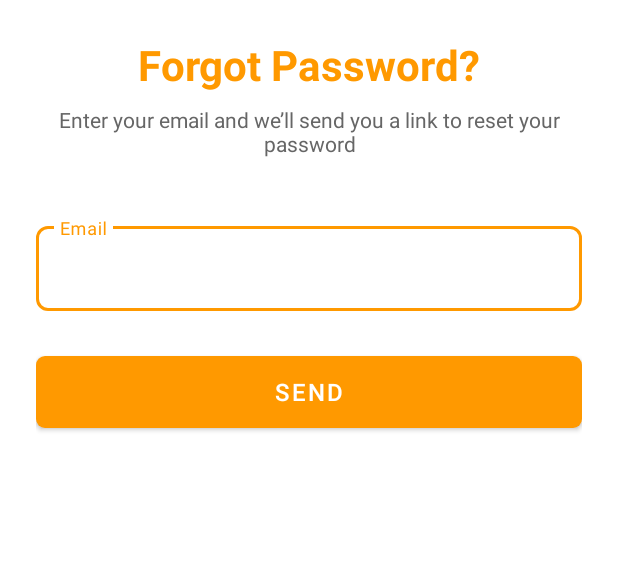
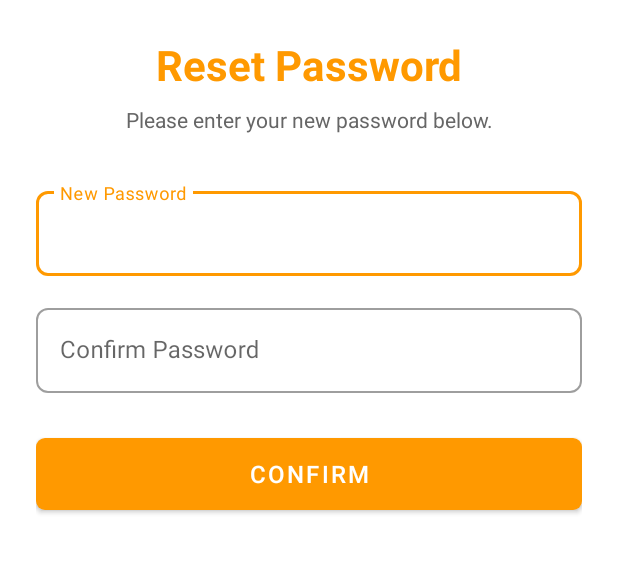
Before and after one commit to kzi-nastava/mrs-team18-FleetForge, an Android app: the ForgotPasswordActivity screen opened directly, with no data from a screen before it, after a tap on "SEND", on a phone screen of 412 x 824 dp, the part 276-850 px from its top. Run offline under Robolectric (Android 15) with nearby library versions, the phone set to English and light mode, and no system bars.

Commit message:
feat(mobile): Add ResetPasswordActivity

```diff
--- a/mobile/app/src/main/AndroidManifest.xml
+++ b/mobile/app/src/main/AndroidManifest.xml
@@ -10,6 +10,9 @@
         android:supportsRtl="true"
         android:theme="@style/Theme.FleetForge"
         tools:targetApi="31">
+        <activity
+            android:name=".ResetPasswordActivity"
+            android:exported="false" />
         <activity
             android:name=".ForgotPasswordActivity"
             android:exported="false" />
--- a/mobile/app/src/main/java/com/ognjen/fleetforge/ForgotPasswordActivity.java
+++ b/mobile/app/src/main/java/com/ognjen/fleetforge/ForgotPasswordActivity.java
@@ -1,16 +1,14 @@
 package com.ognjen.fleetforge;
 
+import android.content.Intent;
 import android.os.Bundle;
-import android.widget.Toast;
 
 import androidx.appcompat.app.AppCompatActivity;
 
 import com.google.android.material.button.MaterialButton;
-import com.google.android.material.textfield.TextInputEditText;
 
 public class ForgotPasswordActivity extends AppCompatActivity {
 
-    private TextInputEditText etEmail;
     private MaterialButton btnSend;
 
     @Override
@@ -23,14 +21,13 @@ public class ForgotPasswordActivity extends AppCompatActivity {
     }
 
     private void initViews() {
-        etEmail = findViewById(R.id.et_email);
         btnSend = findViewById(R.id.btn_send);
     }
 
     private void setupListeners() {
         btnSend.setOnClickListener(v -> {
-            String email = etEmail.getText() != null ? etEmail.getText().toString() : "";
-            Toast.makeText(this, "Reset link sent to " + email, Toast.LENGTH_SHORT).show();
+            Intent intent = new Intent(ForgotPasswordActivity.this, ResetPasswordActivity.class);
+            startActivity(intent);
         });
     }
 }
--- a/mobile/app/src/main/java/com/ognjen/fleetforge/LoginActivity.java
+++ b/mobile/app/src/main/java/com/ognjen/fleetforge/LoginActivity.java
@@ -5,14 +5,10 @@ import android.os.Bundle;
 import android.widget.TextView;
 import androidx.appcompat.app.AppCompatActivity;
 import com.google.android.material.button.MaterialButton;
-import com.google.android.material.textfield.TextInputEditText;
 
 public class LoginActivity extends AppCompatActivity {
 
-    private TextInputEditText etEmail;
-    private TextInputEditText etPassword;
     private MaterialButton btnLogin;
-    private TextView tvRegister;
     private TextView tvForgotPassword;
 
     @Override
@@ -25,10 +21,7 @@ public class LoginActivity extends AppCompatActivity {
     }
 
     private void initViews() {
-        etEmail = findViewById(R.id.et_email);
-        etPassword = findViewById(R.id.et_password);
         btnLogin = findViewById(R.id.btn_login);
-        tvRegister = findViewById(R.id.tv_register);
         tvForgotPassword = findViewById(R.id.tv_forgot_password);
     }
 
--- /dev/null
+++ b/mobile/app/src/main/java/com/ognjen/fleetforge/ResetPasswordActivity.java
@@ -0,0 +1,56 @@
+package com.ognjen.fleetforge;
+
+import android.content.Intent;
+import android.os.Bundle;
+import android.widget.Toast;
+
+import androidx.appcompat.app.AppCompatActivity;
+
+import com.google.android.material.button.MaterialButton;
+import com.google.android.material.textfield.TextInputEditText;
+
+public class ResetPasswordActivity extends AppCompatActivity {
+
+    private TextInputEditText etNewPassword;
+    private TextInputEditText etConfirmPassword;
+    private MaterialButton btnConfirm;
+
+    @Override
+    protected void onCreate(Bundle savedInstanceState) {
+        super.onCreate(savedInstanceState);
+        setContentView(R.layout.activity_reset_password);
+
+        initViews();
+        setupListeners();
+    }
+
+    private void initViews() {
+        etNewPassword = findViewById(R.id.et_new_password);
+        etConfirmPassword = findViewById(R.id.et_confirm_password);
+        btnConfirm = findViewById(R.id.btn_confirm);
+    }
+
+    private void setupListeners() {
+        btnConfirm.setOnClickListener(v -> {
+            String newPassword = etNewPassword.getText() != null
+                    ? etNewPassword.getText().toString()
+                    : "";
+            String confirmPassword = etConfirmPassword.getText() != null
+                    ? etConfirmPassword.getText().toString()
+                    : "";
+
+            if (!newPassword.equals(confirmPassword)) {
+                Toast.makeText(this, "Passwords do not match", Toast.LENGTH_SHORT).show();
+                return;
+            }
+
+            Toast.makeText(this, "Password reset successful", Toast.LENGTH_SHORT).show();
+
+            Intent intent = new Intent(ResetPasswordActivity.this, LoginActivity.class);
+            intent.addFlags(Intent.FLAG_ACTIVITY_NEW_TASK | Intent.FLAG_ACTIVITY_CLEAR_TASK);
+            startActivity(intent);
+            finish();
+        });
+    }
+
+}
--- /dev/null
+++ b/mobile/app/src/main/res/layout/activity_reset_password.xml
@@ -0,0 +1,119 @@
+<?xml version="1.0" encoding="utf-8"?>
+<ScrollView xmlns:android="http://schemas.android.com/apk/res/android"
+    xmlns:app="http://schemas.android.com/apk/res-auto"
+    android:layout_width="match_parent"
+    android:layout_height="match_parent">
+
+    <androidx.constraintlayout.widget.ConstraintLayout
+        android:layout_width="match_parent"
+        android:layout_height="wrap_content"
+        android:padding="24dp">
+
+        <!-- Logo -->
+        <ImageView
+            android:id="@+id/iv_logo"
+            android:layout_width="120dp"
+            android:layout_height="120dp"
+            android:layout_marginTop="40dp"
+            android:contentDescription="@string/app_logo"
+            android:src="@drawable/logo"
+            app:layout_constraintTop_toTopOf="parent"
+            app:layout_constraintStart_toStartOf="parent"
+            app:layout_constraintEnd_toEndOf="parent" />
+
+
+        <!-- Title -->
+        <TextView
+            android:id="@+id/tv_title"
+            android:layout_width="wrap_content"
+            android:layout_height="wrap_content"
+            android:text="@string/reset_password"
+            android:textSize="28sp"
+            android:textStyle="bold"
+            android:textColor="@color/colorPrimary"
+            android:layout_marginTop="24dp"
+            app:layout_constraintTop_toBottomOf="@id/iv_logo"
+            app:layout_constraintStart_toStartOf="parent"
+            app:layout_constraintEnd_toEndOf="parent" />
+
+        <!-- Subtitle -->
+        <TextView
+            android:id="@+id/tv_subtitle"
+            android:layout_width="0dp"
+            android:layout_height="wrap_content"
+            android:text="@string/please_enter_your_new_password_below"
+            android:textSize="14sp"
+            android:textColor="?android:attr/textColorSecondary"
+            android:layout_marginTop="8dp"
+            android:gravity="center"
+            app:layout_constraintTop_toBottomOf="@id/tv_title"
+            app:layout_constraintStart_toStartOf="parent"
+            app:layout_constraintEnd_toEndOf="parent" />
+
+
+        <!-- New Password -->
+        <com.google.android.material.textfield.TextInputLayout
+            android:id="@+id/til_new_password"
+            android:layout_width="0dp"
+            android:layout_height="wrap_content"
+            android:layout_marginTop="60dp"
+            style="@style/Widget.MaterialComponents.TextInputLayout.OutlinedBox"
+            app:boxCornerRadiusTopStart="8dp"
+            app:boxCornerRadiusTopEnd="8dp"
+            app:boxCornerRadiusBottomStart="8dp"
+            app:boxCornerRadiusBottomEnd="8dp"
+            app:layout_constraintTop_toBottomOf="@id/tv_title"
+            app:layout_constraintStart_toStartOf="parent"
+            app:layout_constraintEnd_toEndOf="parent">
+
+            <com.google.android.material.textfield.TextInputEditText
+                android:id="@+id/et_new_password"
+                android:layout_width="match_parent"
+                android:layout_height="wrap_content"
+                android:hint="@string/new_password"
+                android:inputType="textPassword"
+                android:maxLines="1" />
+        </com.google.android.material.textfield.TextInputLayout>
+
+        <!-- Confirm Password -->
+        <com.google.android.material.textfield.TextInputLayout
+            android:id="@+id/til_confirm_password"
+            android:layout_width="0dp"
+            android:layout_height="wrap_content"
+            android:layout_marginTop="16dp"
+            style="@style/Widget.MaterialComponents.TextInputLayout.OutlinedBox"
+            app:boxCornerRadiusTopStart="8dp"
+            app:boxCornerRadiusTopEnd="8dp"
+            app:boxCornerRadiusBottomStart="8dp"
+            app:boxCornerRadiusBottomEnd="8dp"
+            app:layout_constraintTop_toBottomOf="@id/til_new_password"
+            app:layout_constraintStart_toStartOf="parent"
+            app:layout_constraintEnd_toEndOf="parent">
+
+            <com.google.android.material.textfield.TextInputEditText
+                android:id="@+id/et_confirm_password"
+                android:layout_width="match_parent"
+                android:layout_height="wrap_content"
+                android:hint="@string/confirm_password"
+                android:inputType="textPassword"
+                android:maxLines="1" />
+        </com.google.android.material.textfield.TextInputLayout>
+
+        <!-- Confirm Button -->
+        <com.google.android.material.button.MaterialButton
+            android:id="@+id/btn_confirm"
+            android:layout_width="0dp"
+            android:layout_height="60dp"
+            android:layout_marginTop="24dp"
+            android:text="@string/confirm"
+            android:textSize="16sp"
+            android:textColor="@color/white"
+            app:backgroundTint="@color/colorPrimary"
+            app:cornerRadius="6dp"
+            app:layout_constraintTop_toBottomOf="@id/til_confirm_password"
+            app:layout_constraintStart_toStartOf="parent"
+            app:layout_constraintEnd_toEndOf="parent" />
+
+    </androidx.constraintlayout.widget.ConstraintLayout>
+
+</ScrollView>
--- a/mobile/app/src/main/res/values/strings.xml
+++ b/mobile/app/src/main/res/values/strings.xml
@@ -22,4 +22,9 @@
     <string name="app_logo">App Logo</string>
     <string name="forgot_password_message">Enter your email and we’ll send you a link to reset your password</string>
     <string name="send">Send</string>
+    <string name="please_enter_your_new_password_below">Please enter your new password below.</string>
+    <string name="reset_password">Reset Password</string>
+    <string name="new_password">New Password</string>
+    <string name="confirm_password">Confirm Password</string>
+    <string name="confirm">Confirm</string>
 </resources>
```
